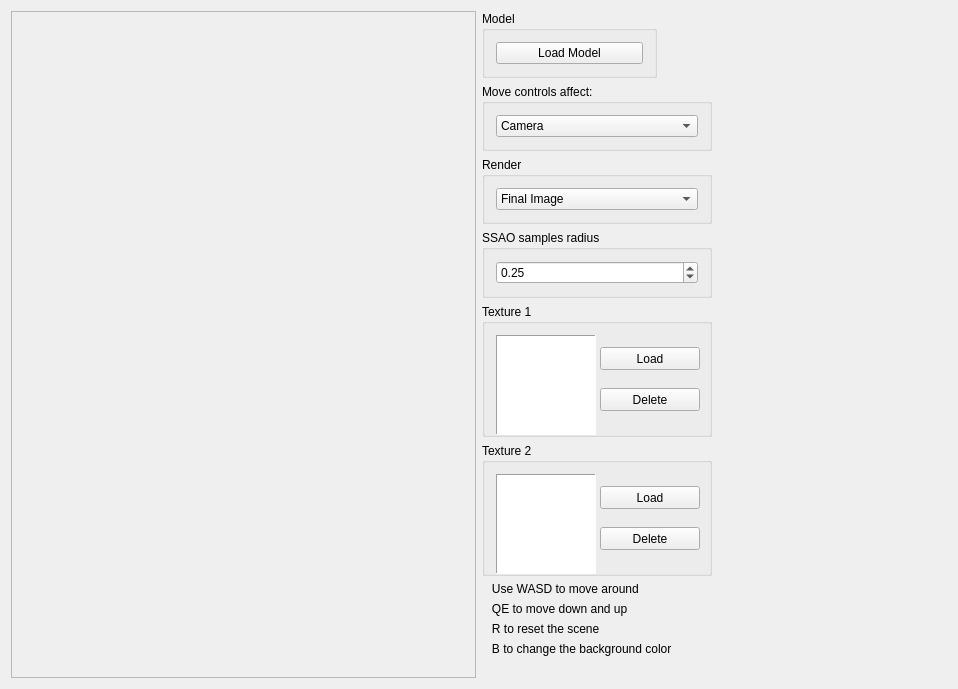
First picture: the form in project/forms/BasicGLWindow.ui, repository Vulpem/VQTGL, before the edit.
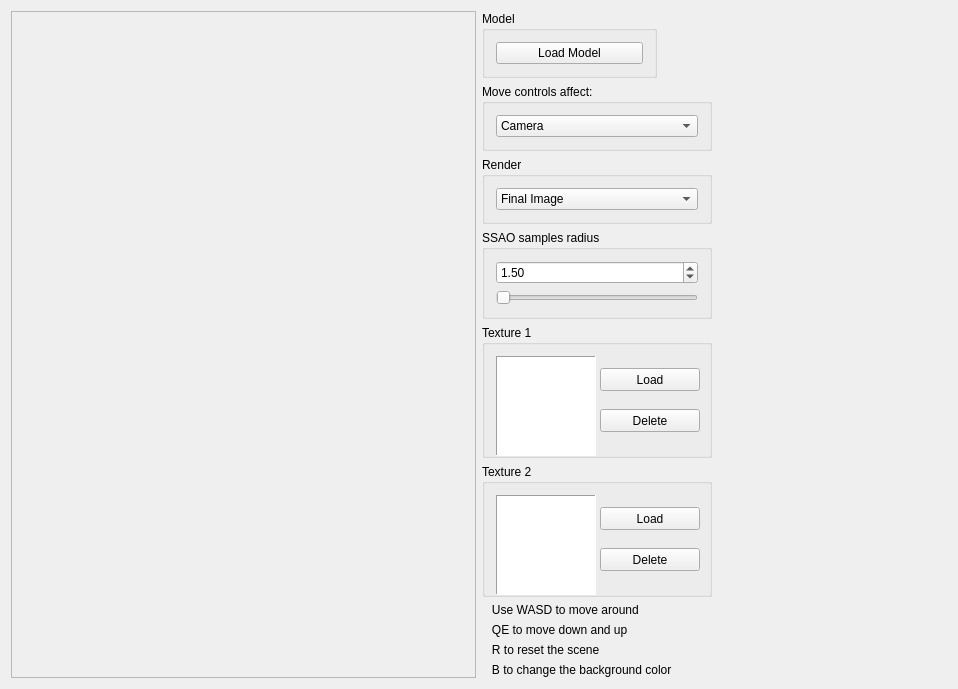
Second picture: the form after the edit.

Commit message: Prettyfied SSAO input

```diff
--- a/project/forms/BasicGLWindow.ui
+++ b/project/forms/BasicGLWindow.ui
@@ -202,7 +202,7 @@
           <item row="0" column="0">
            <widget class="QDoubleSpinBox" name="SSAORadius">
             <property name="minimum">
-             <double>0.000000000000000</double>
+             <double>0.010000000000000</double>
             </property>
             <property name="maximum">
              <double>5.000000000000000</double>
@@ -211,7 +211,23 @@
              <double>0.025000000000000</double>
             </property>
             <property name="value">
-             <double>0.250000000000000</double>
+             <double>1.500000000000000</double>
+            </property>
+           </widget>
+          </item>
+          <item row="1" column="0">
+           <widget class="QSlider" name="SSAOSlider">
+            <property name="maximum">
+             <number>500000</number>
+            </property>
+            <property name="singleStep">
+             <number>1</number>
+            </property>
+            <property name="tracking">
+             <bool>true</bool>
+            </property>
+            <property name="orientation">
+             <enum>Qt::Horizontal</enum>
             </property>
            </widget>
           </item>
```
The commit also changes 2 other files.
